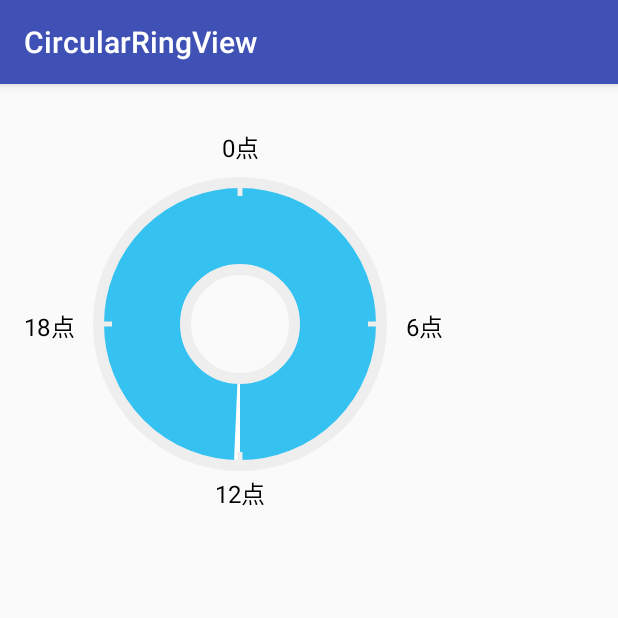
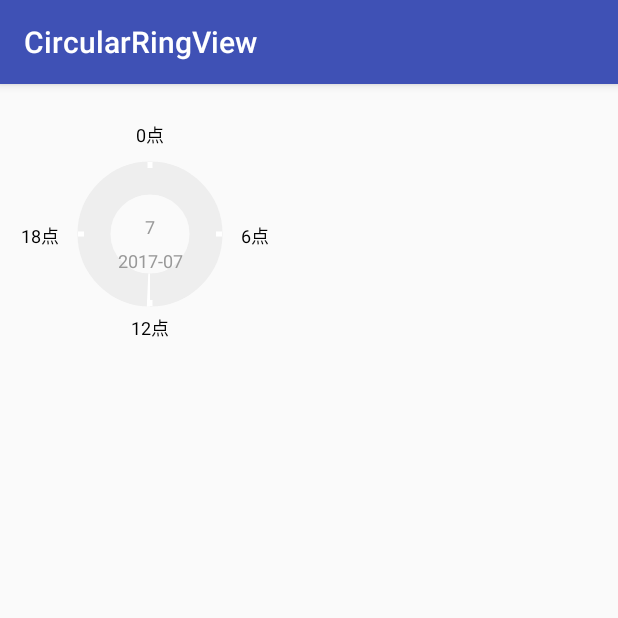
Before and after one commit to christian-zs/CircularRingView, an Android app: the screen it shows after launch (MainActivity), on a phone screen of 412 x 824 dp, the top half of it. Run offline under Robolectric (Android 15) with nearby library versions, the phone set to English and light mode, and no system bars.

Commit message:
增加中心日期显示 :basketball:

```diff
--- a/app/src/main/java/com/example/zs/circularringview/view/CircularRingView.java
+++ b/app/src/main/java/com/example/zs/circularringview/view/CircularRingView.java
@@ -14,6 +14,8 @@ import android.util.TypedValue;
 import android.view.View;
 
 import com.example.zs.circularringview.R;
+
+import java.util.ArrayList;
 
 
 /**
@@ -41,6 +43,8 @@ public class CircularRingView extends View {
     private int circleScaleColor;
     // 圆环内部字体大小
     private float centerTextSize;
+    // 圆环内部年月字体大小
+    private float centerTextYearMonthSize;
     // 圆环内部字体颜色
     private int centerTextColor;
     // 是否显示刻度
@@ -57,6 +61,12 @@ public class CircularRingView extends View {
     private Paint paint;
     // 刻度线长度
     private int scaleLineWidth;
+    // 中心日期显示
+    private String date = "7";
+    // 中心年月
+    private String yearsMonth = "2017-07";
+    // 打卡时间记录
+    private ArrayList<Float> signDateRecords = new ArrayList<>();
     // 时间刻度与圆环间距
     private static final int CIRCLE_ROUND_SCALE_INTERVAL = 20;
 
@@ -78,11 +88,13 @@ public class CircularRingView extends View {
                 ContextCompat.getColor(context, R.color.inside_circular_background));
         circleScaleTextColor = mTypedArray.getColor(R.styleable.CircularRing_circleScaleTextColor,
                 ContextCompat.getColor(context, R.color.circle_scale_text));
-        circleScaleTextSize = mTypedArray.getDimensionPixelOffset(R.styleable.CircularRing_circleScaleTextSize,
-                getDpValue(16));
+        circleScaleTextSize = mTypedArray.getDimensionPixelOffset(
+                R.styleable.CircularRing_circleScaleTextSize, getDpValue(16));
         circleScaleColor = mTypedArray.getColor(R.styleable.CircularRing_circleScaleColor,
                 ContextCompat.getColor(context, R.color.circular_background));
         centerTextSize = mTypedArray.getDimension(R.styleable.CircularRing_centerTextSize, getDpValue(8));
+        centerTextYearMonthSize = mTypedArray.getDimension(
+                R.styleable.CircularRing_centerYearMonthTextSize, getDpValue(8));
         centerTextColor = mTypedArray.getColor(R.styleable.CircularRing_circleScaleColor,
                 ContextCompat.getColor(context, R.color.circle_scale_text));
         isShowScale = mTypedArray.getBoolean(R.styleable.CircularRing_isShowScale, true);
@@ -98,11 +110,13 @@ public class CircularRingView extends View {
         centerPaintText.setColor(centerTextColor);
         centerPaintText.setTextAlign(Paint.Align.CENTER);
         centerPaintText.setTextSize(centerTextSize);
+        centerPaintText.setStyle(Paint.Style.FILL);
+        centerPaintText.setTextAlign(Paint.Align.CENTER);
         centerPaintText.setAntiAlias(true);
 
         // 刻度
         scalePaint = new Paint();
-        scalePaint.setColor(circleScaleColor);
+        scalePaint.setColor(Color.WHITE);
         scalePaint.setStyle(Paint.Style.STROKE);
         scalePaint.setAntiAlias(true);
         scalePaint.setStrokeWidth(5);
@@ -150,17 +164,18 @@ public class CircularRingView extends View {
         circleCenter = getMeasuredWidth() / 2;
         // 圆环半径
         Rect bounds = new Rect();
-        scalePaintText.getTextBounds(getContext().getString(R.string.twelve_time), 0,
-                getContext().getString(R.string.twelve_time).length(), bounds);
+        scalePaintText.getTextBounds(getContext().getString(R.string.zero_time), 0,
+                getContext().getString(R.string.zero_time).length(), bounds);
 
         if (isShowScale) {
-            circleRoundRadio = (getMeasuredWidth() - bounds.height() * 2 - CIRCLE_ROUND_SCALE_INTERVAL * 2) / 4;
+            circleRoundRadio = (getMeasuredWidth() - bounds.height() * 2
+                    - CIRCLE_ROUND_SCALE_INTERVAL * 2) / 4;
         } else {
             circleRoundRadio = circleCenter / 2;
         }
 
         // 圆环宽度
-        circleRoundWidth = circleRoundRadio;
+        circleRoundWidth = circleRoundRadio / 5 * 3;
         // 刻度线长度
         scaleLineWidth = circleRoundWidth / 5;
 
@@ -175,10 +190,13 @@ public class CircularRingView extends View {
         canvas.drawArc(oval, -90, 360, false, paint);
 
         // 内部圆环宽度
-        int insideCircleWidth = circleRoundWidth / 5 * 4;
-        paint.setStrokeWidth(insideCircleWidth);
-        paint.setColor(insideRoundBackgroundColor);
-        canvas.drawArc(oval, -90, 360, true, paint);
+        // 检测是否有打卡记录
+        if (signDateRecords != null && signDateRecords.size() > 0) {
+            int insideCircleWidth = circleRoundWidth / 5 * 4;
+            paint.setStrokeWidth(insideCircleWidth);
+            paint.setColor(insideRoundBackgroundColor);
+            canvas.drawArc(oval, -90, 360, true, paint);
+        }
 
         // TODO 考勤打卡标记
         paint.setColor(Color.WHITE);
@@ -217,8 +235,25 @@ public class CircularRingView extends View {
             scalePaintText.getTextBounds(eighteen, 0, eighteen.length(), bounds);
             canvas.drawText(eighteen, circleCenter - circleRoundRadio - circleRoundWidth / 2 - CIRCLE_ROUND_SCALE_INTERVAL - bounds.width() / 2,
                     circleCenter + bounds.height() / 2, scalePaintText);
+        }
+
+        // 绘制中心日期
+        if (isShowScale) {
+            centerPaintText.getTextBounds(date, 0, date.length(), bounds);
+            canvas.drawText(date, circleCenter,
+                    circleCenter, centerPaintText);
+
+            centerPaintText.setTextSize(centerTextYearMonthSize);
+            centerPaintText.setColor(ContextCompat.getColor(getContext(), R.color.circle_year_month_text));
+            centerPaintText.getTextBounds(yearsMonth, 0, yearsMonth.length(), bounds);
+            canvas.drawText(yearsMonth, circleCenter,
+                    circleCenter + bounds.height() + CIRCLE_ROUND_SCALE_INTERVAL, centerPaintText);
 
 
+        } else {
+            centerPaintText.getTextBounds(date, 0, date.length(), bounds);
+            canvas.drawText(date, circleCenter,
+                    circleCenter + bounds.height() / 2, centerPaintText);
         }
 
     }
--- a/app/src/main/res/layout/activity_main.xml
+++ b/app/src/main/res/layout/activity_main.xml
@@ -8,8 +8,11 @@
 
     <com.example.zs.circularringview.view.CircularRingView
         android:id="@+id/progress"
-        android:layout_width="320dp"
-        android:layout_height="320dp"
+        android:layout_width="200dp"
+        android:layout_height="200dp"
+        app:centerTextSize="22sp"
+        app:centerYearMonthTextSize="12sp"
+        app:circleScaleTextSize="12sp"
         app:isShowScale="true" />
 
 </RelativeLayout>
--- a/app/src/main/res/values/colors.xml
+++ b/app/src/main/res/values/colors.xml
@@ -7,5 +7,6 @@
     <color name="circular_background">#EEEEEE</color>
     <color name="inside_circular_background">#35C2F0</color>
     <color name="circle_scale_text">#333333</color>
+    <color name="circle_year_month_text">#999999</color>
 
 </resources>
--- a/app/src/main/res/values/styles.xml
+++ b/app/src/main/res/values/styles.xml
@@ -17,6 +17,7 @@
         <attr name="circleScaleTextSize" format="dimension" />
         <attr name="circleScaleColor" format="color" />
         <attr name="centerTextSize" format="dimension" />
+        <attr name="centerYearMonthTextSize" format="dimension" />
         <attr name="centerTextColor" format="color" />
     </declare-styleable>
 
```
